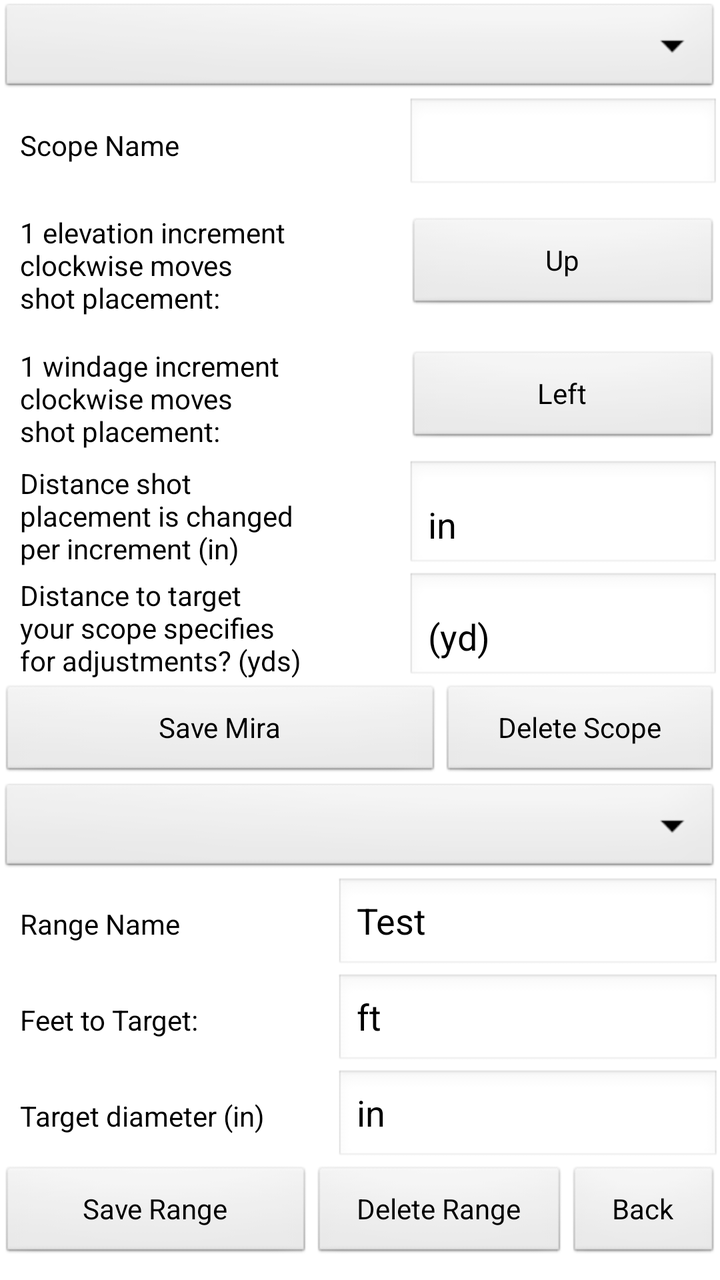
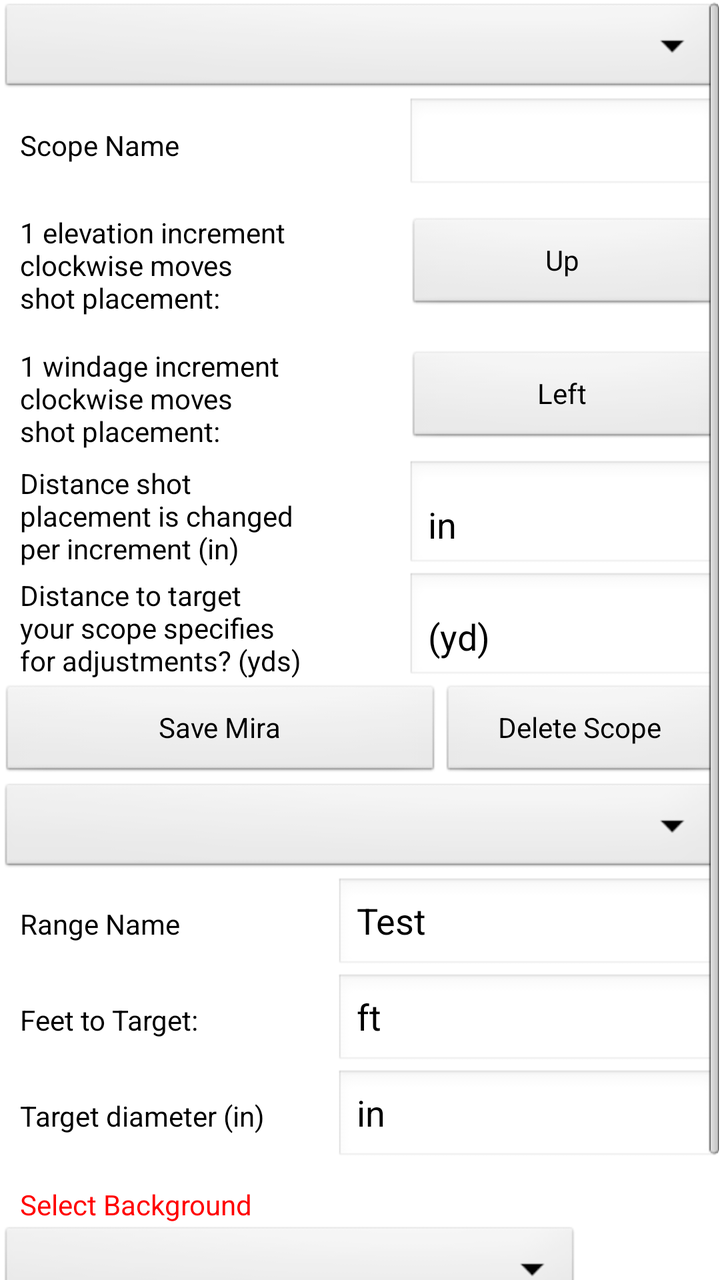

Two renders of the same Android screen: before a commit and after it. Below are the layout's source before the change and the commit's diff.
<!-- AndroidManifest.xml: application theme android:Theme.NoTitleBar -->
<!-- res/layout/saveablemanagerlayout.xml -->
<?xml version="1.0" encoding="utf-8"?>
<FrameLayout android:background="#ffffff" android:layout_width="match_parent" android:layout_height="match_parent"
  xmlns:android="http://schemas.android.com/apk/res/android">
    <ScrollView android:layout_width="match_parent" android:layout_height="wrap_content">
        <LinearLayout android:orientation="vertical" android:id="@id/saveableManagerLayout" android:layout_width="match_parent" android:layout_height="wrap_content">
            <TableLayout android:layout_width="match_parent" android:layout_height="wrap_content" android:stretchColumns="true" android:shrinkColumns="true">
                <TableRow android:stretchColumns="true" android:shrinkColumns="true">
                    <Spinner android:id="@id/scopeListSpinner" android:layout_width="match_parent" android:layout_height="wrap_content" android:layout_span="2" android:prompt="@string/scope_prompt" android:layout_weight="1.0" />
                </TableRow>
                <TableRow android:gravity="center" android:layout_width="match_parent" android:layout_height="wrap_content">
                    <TextView android:textColor="#000000" android:id="@id/nameOfScopeTextView" android:paddingLeft="10.0dp" android:layout_width="match_parent" android:layout_height="wrap_content" android:text="@string/scopeNamePrompt" android:layout_weight="0.5" />
                    <EditText android:id="@id/scopeNameEditText" android:layout_width="match_parent" android:layout_height="wrap_content" android:layout_weight="0.5" android:inputType="text" />
                </TableRow>
                <TableRow android:gravity="center">
                    <TextView android:textColor="#000000" android:gravity="top" android:id="@id/clockwiseUpTextView" android:paddingLeft="10.0dp" android:paddingTop="10.0dp" android:paddingBottom="10.0dp" android:layout_width="wrap_content" android:layout_height="wrap_content" android:text="@string/clockwiseAdjustsUpText" android:lines="3" android:layout_weight="0.5" />
                    <Button android:id="@id/clockwiseUpToggleButton" android:layout_width="wrap_content" android:layout_height="wrap_content" android:text="@string/toggleUp" android:layout_weight="0.5" />
                </TableRow>
                <TableRow android:gravity="center" android:layout_width="match_parent" android:layout_height="wrap_content">
                    <TextView android:textColor="#000000" android:id="@id/clockwiseLeftTextView" android:paddingLeft="10.0dp" android:paddingTop="5.0dp" android:paddingBottom="5.0dp" android:layout_width="match_parent" android:layout_height="wrap_content" android:layout_marginTop="0.0dp" android:text="@string/clockwiseAdjustsLeftText" android:lines="3" android:layout_weight="0.5" />
                    <Button android:id="@id/clockwiseLeftToggleButton" android:layout_width="wrap_content" android:layout_height="wrap_content" android:text="@string/toggleLeft" android:layout_weight="0.5" android:onClick="onWindageButtonClicked" />
                </TableRow>
                <TableRow android:gravity="center">
                    <TextView android:textColor="#000000" android:id="@id/oneClickEqualsTextView" android:paddingLeft="10.0dp" android:layout_width="wrap_content" android:layout_height="wrap_content" android:text="@string/oneClickEqualsText" android:layout_weight="0.5" />
                    <EditText android:id="@id/oneClickEqualsEditText" android:paddingTop="20.0dp" android:layout_width="wrap_content" android:layout_height="wrap_content" android:text="@string/inInputPrompt" android:layout_weight="0.5" android:inputType="numberSigned|numberDecimal" />
                </TableRow>
                <TableRow android:gravity="center">
                    <TextView android:textColor="#000000" android:id="@id/inchesTextView" android:paddingLeft="10.0dp" android:layout_width="wrap_content" android:layout_height="wrap_content" android:text="@string/inchesAtText" android:layout_weight="0.5" />
                    <EditText android:id="@id/yardsForAdjustEditText" android:paddingTop="20.0dp" android:layout_width="wrap_content" android:layout_height="wrap_content" android:text="@string/yardsInputPrompt" android:layout_weight="0.5" android:inputType="numberSigned|numberDecimal" />
                </TableRow>
                <TableRow>
                    <Button android:id="@id/saveScopeButton" android:layout_width="wrap_content" android:layout_height="wrap_content" android:text="@string/saveScopeButtonText" android:layout_weight="0.99" />
                    <Button android:id="@id/deleteScopeButton" android:layout_width="wrap_content" android:layout_height="wrap_content" android:text="@string/deleteScopeButtonText" android:layout_weight="0.5" />
                </TableRow>
            </TableLayout>
            <TableLayout android:layout_width="match_parent" android:layout_height="wrap_content" android:stretchColumns="true" android:shrinkColumns="true">
                <TableRow android:layout_width="match_parent" android:layout_height="wrap_content">
                    <Spinner android:id="@id/rangeListSpinner" android:layout_width="match_parent" android:layout_height="wrap_content" android:layout_span="3" android:prompt="@string/range_prompt" android:layout_weight="1.0" />
                </TableRow>
                <TableRow>
                    <TextView android:textColor="#000000" android:id="@id/nameOfRangeTextView" android:paddingLeft="10.0dp" android:layout_width="wrap_content" android:layout_height="wrap_content" android:text="@string/rangeNamePrompt" android:layout_weight="0.5" />
                    <EditText android:id="@id/rangeNameEditText" android:layout_width="wrap_content" android:layout_height="wrap_content" android:layout_span="2" android:text="@string/testString" android:layout_weight="0.5" android:inputType="text" />
                </TableRow>
                <TableRow>
                    <TextView android:textColor="#000000" android:id="@id/feetToTargetTextView" android:paddingLeft="10.0dp" android:layout_width="wrap_content" android:layout_height="wrap_content" android:text="@string/feetToTargetText" android:layout_weight="0.5" />
                    <EditText android:id="@id/feetToTargetEditText" android:layout_width="match_parent" android:layout_height="wrap_content" android:layout_span="2" android:text="@string/ftInputPrompt" android:layout_weight="0.5" android:inputType="numberSigned|numberDecimal" />
                </TableRow>
                <TableRow>
                    <TextView android:textColor="#000000" android:id="@id/diameterOfTargetTextView" android:paddingLeft="10.0dp" android:layout_width="wrap_content" android:layout_height="wrap_content" android:text="@string/diameterOfTargetText" android:layout_weight="0.5" />
                    <EditText android:id="@id/diameterOfTargetEditText" android:layout_width="wrap_content" android:layout_height="wrap_content" android:layout_span="2" android:text="@string/inInputPrompt" android:layout_weight="0.5" android:inputType="numberSigned|numberDecimal" />
                </TableRow>
                <TableRow android:layout_width="match_parent" android:layout_height="wrap_content">
                    <Button android:id="@id/saveRangeButton" android:text="@string/saveRangeButtonText" android:layout_weight="0.333" />
                    <Button android:id="@id/deleteRangeButton" android:text="@string/deleteRangeButtonText" android:layout_weight="0.333" />
                    <Button android:id="@id/backButton" android:text="@string/backButtonText" android:layout_weight="0.333" />
                </TableRow>
            </TableLayout>
        </LinearLayout>
    </ScrollView>
</FrameLayout>
<!-- resources referenced by this layout -->
<resources>
  <string name="backButtonText">Back</string>
  <string name="clockwiseAdjustsLeftText">"1 windage increment
  clockwise moves
  shot placement:"</string>
  <string name="clockwiseAdjustsUpText">"1 elevation increment
  clockwise moves
  shot placement:"</string>
  <string name="deleteRangeButtonText">Delete Range</string>
  <string name="deleteScopeButtonText">Delete Scope</string>
  <string name="diameterOfTargetText">Target diameter (in)</string>
  <string name="feetToTargetText">Feet to Target:</string>
  <string name="ftInputPrompt">ft</string>
  <string name="inInputPrompt">in</string>
  <string name="inchesAtText">"Distance to target
  your scope specifies
  for adjustments? (yds)"</string>
  <string name="oneClickEqualsText">"Distance shot
  placement is changed
  per increment (in)"</string>
  <string name="rangeNamePrompt">Range Name</string>
  <string name="range_prompt">Choose a range</string>
  <string name="saveRangeButtonText">Save Range</string>
  <string name="saveScopeButtonText">Save Mira</string>
  <string name="scopeNamePrompt">Scope Name</string>
  <string name="scope_prompt">Choose a scope</string>
  <string name="testString">Test</string>
  <string name="toggleLeft">Left</string>
  <string name="toggleUp">Up</string>
  <string name="yardsInputPrompt">(yd)</string>
</resources>

<!-- the commit's change to res/layout/saveablemanagerlayout.xml (unified diff, before → after) -->
@@ -49,6 +49,12 @@
                     <EditText android:id="@id/diameterOfTargetEditText" android:layout_width="wrap_content" android:layout_height="wrap_content" android:layout_span="2" android:text="@string/inInputPrompt" android:layout_weight="0.5" android:inputType="numberSigned|numberDecimal" />
                 </TableRow>
                 <TableRow android:layout_width="match_parent" android:layout_height="wrap_content">
+                    <TextView android:textColor="#FF0000" android:id="@+id/targetBackgroundTextView" android:paddingLeft="10.0dp" android:paddingTop="10.0dp" android:layout_width="match_parent" android:layout_height="wrap_content" android:text="@string/selectBackgroundText" android:layout_span="3" />
+                </TableRow>
+                <TableRow android:layout_width="match_parent" android:layout_height="wrap_content">
+                    <Spinner android:id="@+id/targetBackgroundSpinner" android:layout_width="match_parent" android:layout_height="wrap_content" android:layout_span="3" />
+                </TableRow>
+                <TableRow android:layout_width="match_parent" android:layout_height="wrap_content">
                     <Button android:id="@id/saveRangeButton" android:text="@string/saveRangeButtonText" android:layout_weight="0.333" />
                     <Button android:id="@id/deleteRangeButton" android:text="@string/deleteRangeButtonText" android:layout_weight="0.333" />
                     <Button android:id="@id/backButton" android:text="@string/backButtonText" android:layout_weight="0.333" />
<!-- resource entries referenced after the edit -->
@@ -25,6 +25,7 @@
   <string name="saveScopeButtonText">Save Mira</string>
   <string name="scopeNamePrompt">Scope Name</string>
   <string name="scope_prompt">Choose a scope</string>
+  <string name="selectBackgroundText">Select Background</string>
   <string name="testString">Test</string>
   <string name="toggleLeft">Left</string>
   <string name="toggleUp">Up</string>
